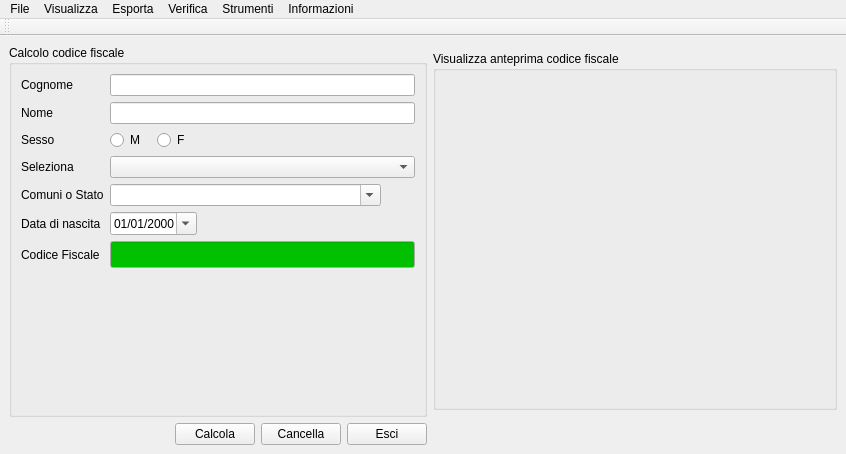
kratos83/CodiceFiscale, file cod_fisc/ui/cod_fisc.ui: the form before one commit.
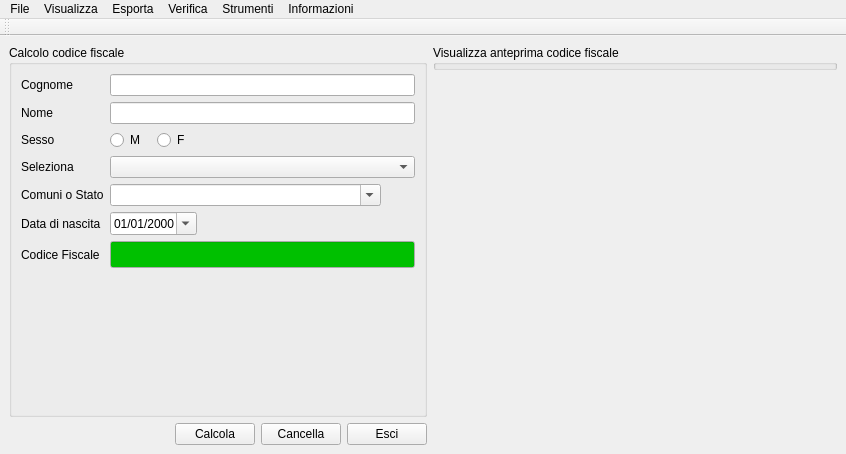
The form after the commit. Icons and pictures are not drawn.

What changed in the file:
```diff
--- a/cod_fisc/ui/cod_fisc.ui
+++ b/cod_fisc/ui/cod_fisc.ui
@@ -268,45 +268,6 @@
       </layout>
      </widget>
     </item>
-    <item row="1" column="5">
-     <widget class="QGroupBox" name="groupBox_2">
-      <property name="maximumSize">
-       <size>
-        <width>16777215</width>
-        <height>410</height>
-       </size>
-      </property>
-      <property name="title">
-       <string>Visualizza anteprima codice fiscale</string>
-      </property>
-      <layout class="QGridLayout" name="gridLayout_5">
-       <item row="0" column="0">
-        <layout class="QGridLayout" name="gridLayout_4">
-         <item row="0" column="0">
-          <widget class="QLabel" name="image_cod_fisc">
-           <property name="text">
-            <string/>
-           </property>
-          </widget>
-         </item>
-        </layout>
-       </item>
-       <item row="1" column="0">
-        <spacer name="verticalSpacer">
-         <property name="orientation">
-          <enum>Qt::Vertical</enum>
-         </property>
-         <property name="sizeHint" stdset="0">
-          <size>
-           <width>20</width>
-           <height>344</height>
-          </size>
-         </property>
-        </spacer>
-       </item>
-      </layout>
-     </widget>
-    </item>
     <item row="3" column="5">
      <spacer name="horizontalSpacer_3">
       <property name="orientation">
@@ -371,6 +332,48 @@
       </property>
      </widget>
     </item>
+    <item row="0" column="5">
+     <widget class="QGroupBox" name="groupBox_2">
+      <property name="sizePolicy">
+       <sizepolicy hsizetype="Preferred" vsizetype="Fixed">
+        <horstretch>0</horstretch>
+        <verstretch>0</verstretch>
+       </sizepolicy>
+      </property>
+      <property name="minimumSize">
+       <size>
+        <width>0</width>
+        <height>25</height>
+       </size>
+      </property>
+      <property name="maximumSize">
+       <size>
+        <width>16777215</width>
+        <height>25</height>
+       </size>
+      </property>
+      <property name="sizeIncrement">
+       <size>
+        <width>0</width>
+        <height>25</height>
+       </size>
+      </property>
+      <property name="baseSize">
+       <size>
+        <width>0</width>
+        <height>25</height>
+       </size>
+      </property>
+      <property name="title">
+       <string>Visualizza anteprima codice fiscale</string>
+      </property>
+      <layout class="QGridLayout" name="gridLayout_5">
+       <item row="0" column="0">
+        <layout class="QGridLayout" name="gridLayout_4"/>
+       </item>
+      </layout>
+     </widget>
+    </item>
    </layout>
   </widget>
   <widget class="QMenuBar" name="menubar">
```
Left out of the diff: 4 changed lines with no effect on the pictures.
